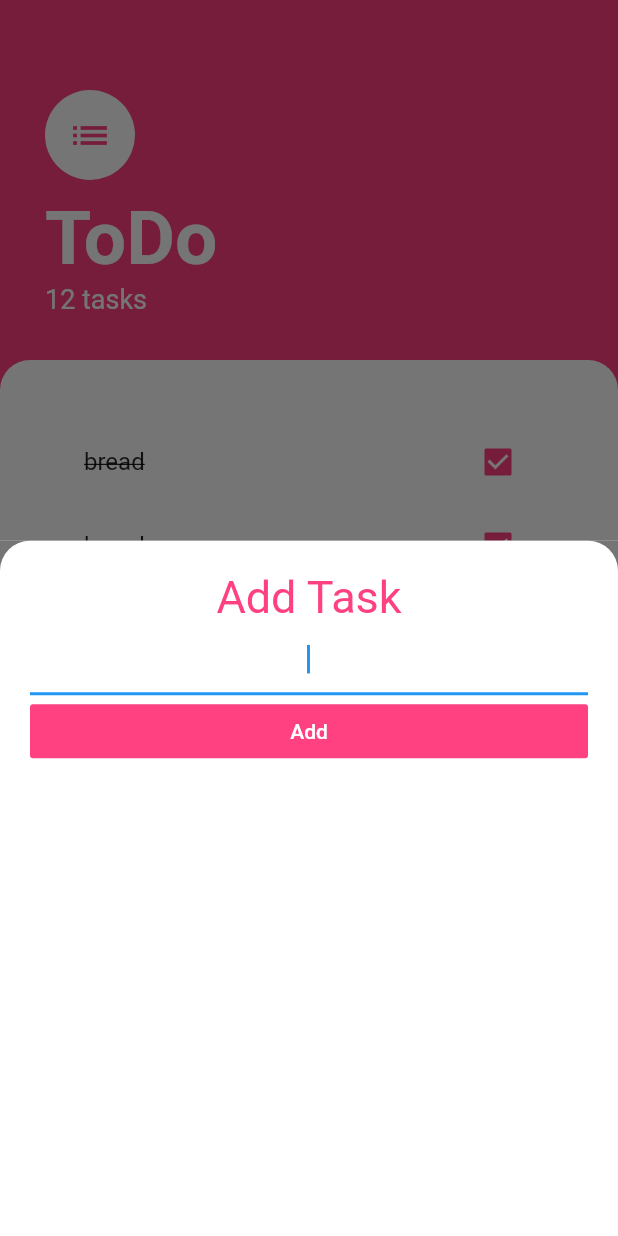
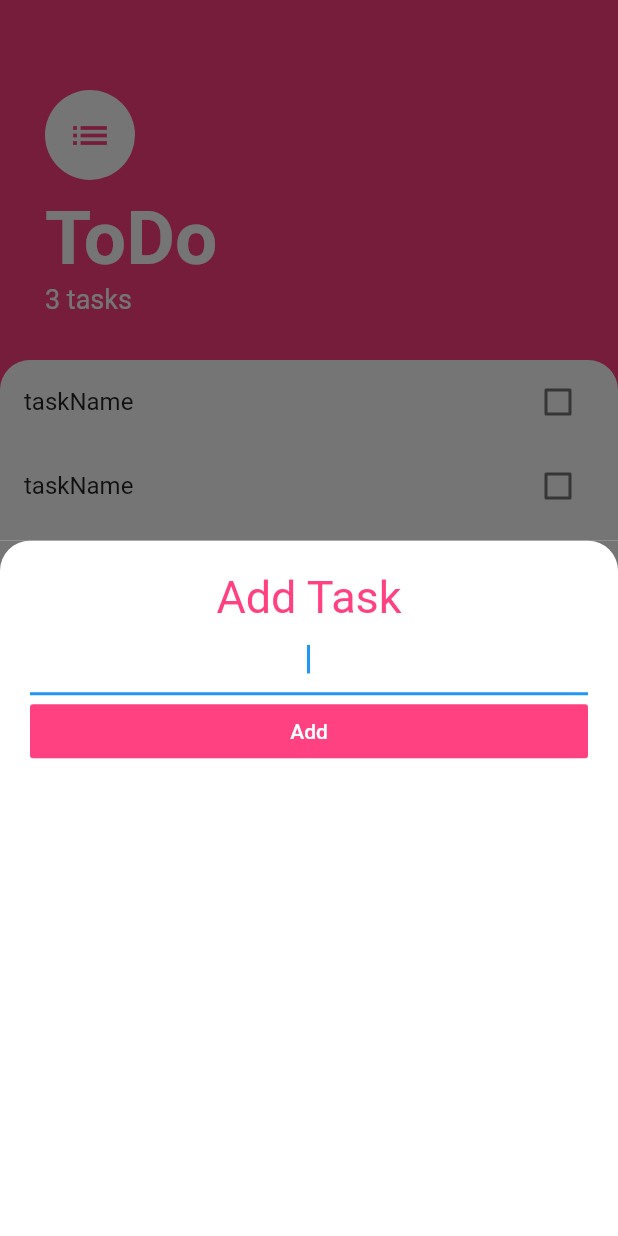
Before and after one commit to Abdugaffarkutbiddinov/ToDOshka, a Flutter app: the screen it shows after launch, after a tap on the "add" icon, on a phone screen of 412 x 824 dp. Run offline on Flutter 3.47's test engine with Material 2 defaults, Android fonts, the phone set to English and light mode, and no system bars.

Commit message:
second commit

```diff
--- a/lib/main.dart
+++ b/lib/main.dart
@@ -1,4 +1,6 @@
 import 'package:flutter/material.dart';
+import 'package:provider/provider.dart';
+import 'package:todoshka/models/task_data.dart';
 import 'package:todoshka/screens/tasks_screen.dart';
 
 void main() {
@@ -9,8 +11,11 @@ class MyApp extends StatelessWidget {
   // This widget is the root of your application.
   @override
   Widget build(BuildContext context) {
-    return MaterialApp(
-      home: TasksScreen(),
+    return ChangeNotifierProvider(
+      create: (BuildContext context) => TaskData(),
+      child: MaterialApp(
+        home: TasksScreen(),
+      ),
     );
   }
 }
--- /dev/null
+++ b/lib/models/task.dart
@@ -0,0 +1,11 @@
+class Task {
+  final String taskName;
+  bool isCompleted;
+
+  Task({required this.taskName, required this.isCompleted});
+
+  void isDone() {
+    isCompleted = !isCompleted;
+  }
+
+}
--- /dev/null
+++ b/lib/models/task_data.dart
@@ -0,0 +1,38 @@
+import 'dart:collection';
+import 'dart:typed_data';
+
+import 'package:flutter/foundation.dart';
+import 'package:todoshka/models/task.dart';
+
+class TaskData extends ChangeNotifier {
+  final List<Task> _tasks = [
+    Task(taskName: 'taskName', isCompleted: false),
+    Task(taskName: 'taskName', isCompleted: false),
+    Task(taskName: 'taskName', isCompleted: false)
+  ];
+
+  int get() {
+    return _tasks.length;
+  }
+
+  void addTaskData(String newTaskTile) {
+    final task = Task(taskName: newTaskTile, isCompleted: false);
+    _tasks.add(task);
+    notifyListeners();
+  }
+
+  UnmodifiableListView<Task> get tasks {
+    return UnmodifiableListView(_tasks);
+  }
+
+  void updateTask(Task task) {
+    task.isDone();
+    notifyListeners();
+  }
+  void deleteTask(Task task) {
+    _tasks.remove(task);
+    notifyListeners();
+
+  }
+
+}
--- a/lib/screens/add_task_screen.dart
+++ b/lib/screens/add_task_screen.dart
@@ -1,9 +1,12 @@
-import 'package:flutter/cupertino.dart';
+import 'package:flutter/foundation.dart';
 import 'package:flutter/material.dart';
+import 'package:provider/provider.dart';
+import 'package:todoshka/models/task_data.dart';
 
 class AddTaskScreen extends StatelessWidget {
   @override
   Widget build(BuildContext context) {
+    String? taskValue;
     return Container(
       color: Color(0xff757575),
       child: Container(
@@ -21,10 +24,19 @@ class AddTaskScreen extends StatelessWidget {
               textAlign: TextAlign.center,
               style: TextStyle(fontSize: 30.0, color: Colors.pinkAccent),
             ),
-            TextField(autofocus: true, textAlign: TextAlign.center),
+            TextField(
+              autofocus: true,
+              textAlign: TextAlign.center,
+              onChanged: (newValue) {
+                taskValue = newValue;
+              },
+            ),
             FlatButton(
               color: Colors.pinkAccent,
-              onPressed: () {},
+              onPressed: () {
+                Provider.of<TaskData>(context,listen: false).addTaskData(taskValue!);
+                Navigator.pop(context);
+              },
               child: Text(
                 'Add',
                 style: TextStyle(color: Colors.white),
--- a/lib/screens/tasks_screen.dart
+++ b/lib/screens/tasks_screen.dart
@@ -1,18 +1,19 @@
 import 'package:flutter/material.dart';
+import 'package:provider/provider.dart';
+import 'package:todoshka/models/task.dart';
+import 'package:todoshka/models/task_data.dart';
 import 'package:todoshka/screens/add_task_screen.dart';
 import 'package:todoshka/widgets/list_tasks.dart';
 
 class TasksScreen extends StatelessWidget {
-  bool? _checked = false;
-
-  @override
   Widget build(BuildContext context) {
     return Scaffold(
       backgroundColor: Colors.pinkAccent,
       floatingActionButton: FloatingActionButton(
           backgroundColor: Colors.pinkAccent,
           onPressed: () {
-            showModalBottomSheet(context: context, builder:  (context) => AddTaskScreen());
+            showModalBottomSheet(
+                context: context, builder: (context) => AddTaskScreen());
           },
           child: Icon(Icons.add)),
       body: Column(
@@ -44,7 +45,7 @@ class TasksScreen extends StatelessWidget {
                       fontWeight: FontWeight.w700),
                 ),
                 Text(
-                  '12 tasks',
+                  '${Provider.of<TaskData>(context).get()} tasks',
                   style: TextStyle(color: Colors.white, fontSize: 18),
                 )
               ],
@@ -57,7 +58,7 @@ class TasksScreen extends StatelessWidget {
                 borderRadius: BorderRadius.only(
                     topLeft: Radius.circular(20.0),
                     topRight: Radius.circular(20.0))),
-            child:  ListOfTasks(),
+            child: ListOfTasks(),
           ))
         ],
       ),
--- a/lib/widgets/list_tasks.dart
+++ b/lib/widgets/list_tasks.dart
@@ -1,16 +1,32 @@
 import 'package:flutter/material.dart';
+import 'package:provider/provider.dart';
+import 'package:todoshka/models/task.dart';
+import 'package:todoshka/models/task_data.dart';
 
 import 'my_list_tile.dart';
+
 class ListOfTasks extends StatelessWidget {
-
   @override
   Widget build(BuildContext context) {
-    return ListView(
-      padding: EdgeInsets.all(40.0),
-      children: <Widget>[
-        MyListTile(),
-        MyListTile()
-      ],
+    return Consumer<TaskData>(
+      builder: (context, taskData, child) {
+        return ListView.builder(
+          itemBuilder: (context, index) {
+            final task = taskData.tasks[index];
+            return MyListTile(
+              isChecked: taskData.tasks[index].isCompleted,
+              taskName: taskData.tasks[index].taskName,
+              checkboxCallback: (checkboxState) {
+                taskData.updateTask(task);
+              },
+              longPress: () {
+                taskData.deleteTask(task);
+              },
+            );
+          },
+          itemCount: taskData.get(),
+        );
+      },
     );
   }
 }
--- a/lib/widgets/my_list_tile.dart
+++ b/lib/widgets/my_list_tile.dart
@@ -1,42 +1,28 @@
 import 'package:flutter/material.dart';
+import 'package:provider/provider.dart';
+import 'package:todoshka/models/task_data.dart';
 
-class MyListTile extends StatefulWidget {
-  @override
-  _MyListTileState createState() => _MyListTileState();
-}
-
-class _MyListTileState extends State<MyListTile> {
-  bool isChecked = true;
+class MyListTile extends StatelessWidget {
+  final bool isChecked;
+  final String taskName;
+  final Function(bool?)? checkboxCallback;
+  final Function()? longPress;
+  MyListTile({required this.isChecked, required this.taskName, required this.checkboxCallback, required this.longPress});
 
   @override
   Widget build(BuildContext context) {
     return ListTile(
       title: Text(
-        'bread',
+        taskName,
         style: TextStyle(
             decoration: isChecked ? TextDecoration.lineThrough : null),
       ),
-      trailing: TaskCheckbox(isChecked, (bool? checkboxState) {
-        setState(() {
-          isChecked = checkboxState!;
-        });
-      }),
+      trailing: Checkbox(
+        activeColor: Colors.pinkAccent,
+        value: isChecked,
+        onChanged: checkboxCallback,
+      ),
+      onLongPress: longPress,
     );
   }
 }
-
-class TaskCheckbox extends StatelessWidget {
-  const TaskCheckbox(this.stateIsChecked, this.toggleState);
-
-  final bool stateIsChecked;
-  final Function(bool?)? toggleState;
-
-  @override
-  Widget build(BuildContext context) {
-    return Checkbox(
-      activeColor: Colors.pinkAccent,
-      value: stateIsChecked,
-      onChanged: toggleState,
-    );
-  }
-}
--- a/pubspec.yaml
+++ b/pubspec.yaml
@@ -28,6 +28,7 @@ dependencies:
   # The following adds the Cupertino Icons font to your application.
   # Use with the CupertinoIcons class for iOS style icons.
   cupertino_icons: ^1.0.2
+  provider: ^5.0.0
 
 dev_dependencies:
   flutter_test:
```
Also changed, not shown: pubspec.lock.
